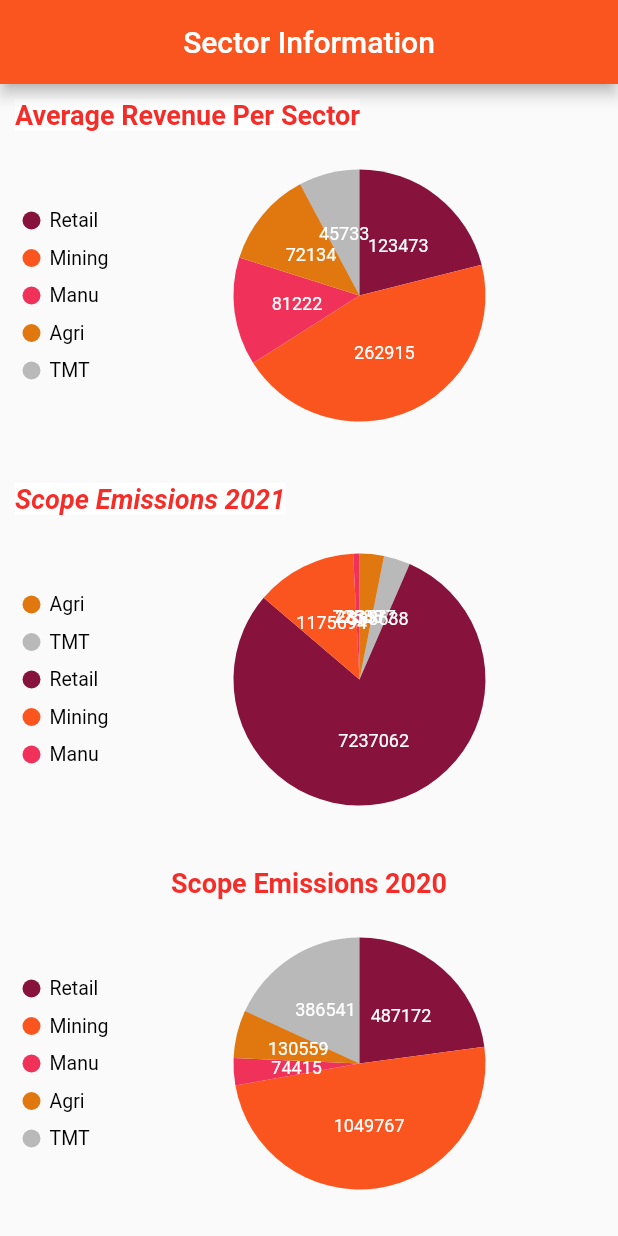
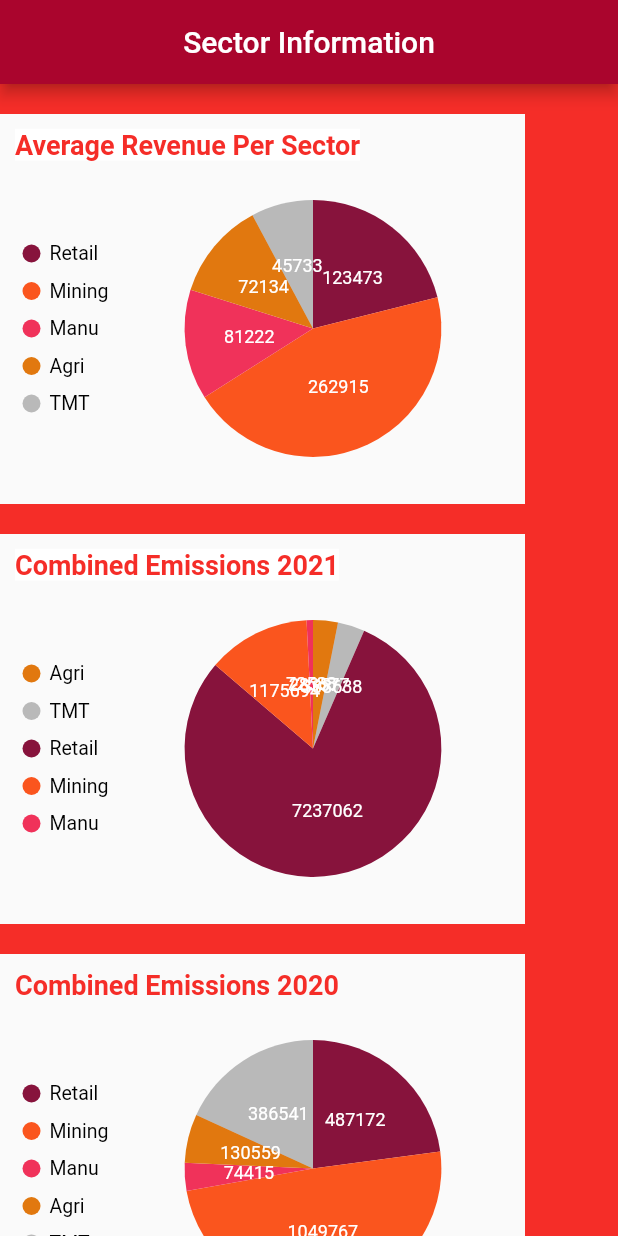
Before and after one commit to Nsuku0/absa_ecg_dashboard, a Flutter app: the PieHome screen opened directly, on a phone screen of 412 x 824 dp. Run offline on Flutter 3.47's test engine with Material 2 defaults, Android fonts, the phone set to English and light mode, and no system bars; our stand-ins replace charts_flutter, syncfusion_flutter_charts; missing offline and left inert: pretty_gauge; Roboto replaces fonts that are missing (Calibri).

Commit message:
some color/layout changes

```diff
--- a/lib/bar_charts/charts/agri_chart.dart
+++ b/lib/bar_charts/charts/agri_chart.dart
@@ -31,6 +31,7 @@ class AgriChart extends StatelessWidget {
             behaviorPosition: charts.BehaviorPosition.top,
             titleStyleSpec: const charts.TextStyleSpec(
               fontSize: 14,
+              // color: MaterialColor.,
             ),
             titleOutsideJustification:
                 charts.OutsideJustification.middleDrawArea),
--- a/lib/bar_charts/charts/piehome.dart
+++ b/lib/bar_charts/charts/piehome.dart
@@ -6,31 +6,63 @@ import '../../scope2020.dart';
 import '../../scope2021.dart';
 
 class PieHome extends StatelessWidget {
-  const PieHome ({Key? key}): super(key:key);
+  const PieHome({Key? key}) : super(key: key);
 
   @override
   Widget build(BuildContext context) {
     return Scaffold(
+      backgroundColor: bg,
       appBar: AppBar(
         title: const Text("Sector Information"),
-        backgroundColor: headings_orange,
+        backgroundColor: reds[2],
         automaticallyImplyLeading: false,
         centerTitle: true,
-
       ),
-
-      body:
-        Column(
-          children:  [
-            const Expanded(child: Average()),
-            const Expanded(child: Scope2021()),
-            Expanded(child: Scope2020()),
+      body: SingleChildScrollView(
+        child: Column(
+          children: [
+            const SizedBox(
+              height: 20,
+            ),
+            const SizedBox(
+              height: 260,
+              width: 350,
+              child: DecoratedBox(
+                decoration: BoxDecoration(
+                    color: Colors.white,
+                    borderRadius: BorderRadius.all(Radius.circular(10))),
+                child: Average(),
+              ),
+            ),
+            const SizedBox(
+              height: 20,
+            ),
+            const SizedBox(
+              height: 260,
+              width: 350,
+              child: DecoratedBox(
+                decoration: BoxDecoration(
+                    color: Colors.white,
+                    borderRadius: BorderRadius.all(Radius.circular(40))),
+                child: Scope2021(),
+              ),
+            ),
+            const SizedBox(
+              height: 20,
+            ),
+            SizedBox(
+              height: 260,
+              width: 350,
+              child: DecoratedBox(
+                decoration: const BoxDecoration(
+                    color: Colors.white,
+                    borderRadius: BorderRadius.all(Radius.circular(10))),
+                child: Scope2020(),
+              ),
+            ),
           ],
         ),
-
-
-
-
+      ),
     );
   }
 }
--- a/lib/constants/constants.dart
+++ b/lib/constants/constants.dart
@@ -2,10 +2,10 @@ import 'package:flutter/material.dart';
 
 const bg = Color.fromRGBO(245, 45, 40, 1); //agile
 const panels = Colors.white;
-const headings_orange = Color.fromRGBO(250, 85, 30, 1); //prepared
+Color headings_orange = Color.fromRGBO(250, 85, 30, 1); //prepared
 const text_col = Colors.black;
 const lightText = Colors.black26;
-
+const main_bg = Color.fromRGBO(200, 0, 50, 1);
 List<Color> pinks = [
   const Color.fromRGBO(135, 19, 60, 1),
   const Color.fromRGBO(175, 20, 75, 1),
@@ -25,5 +25,17 @@ List<Color> barchart = [
   const Color.fromRGBO(100, 0, 50, 1),
   const Color.fromRGBO(80, 10, 40, 1)
 ];
+const Color green = Color.fromRGBO(114, 163, 9, 1);
+const appPadding = 15.0;
 
-const appPadding = 15.0;
+Map<int, Color> barChartCols = {
+  800: Color.fromRGBO(250, 85, 30, .9),
+  900: Color.fromRGBO(250, 85, 30, 1),
+};
+
+List<Color> reds = [
+  const Color.fromRGBO(220, 0, 50, 1), //passion
+  const Color.fromRGBO(190, 0, 40, 1), //warmth
+  const Color.fromRGBO(170, 5, 45, 1), //human
+  const Color.fromRGBO(150, 5, 40, 1), //grounded
+];
--- a/lib/scope2020.dart
+++ b/lib/scope2020.dart
@@ -4,53 +4,51 @@ import 'package:flutter/material.dart';
 import 'package:syncfusion_flutter_charts/charts.dart';
 import 'constants/constants.dart';
 
-
-class Scope2020 extends StatelessWidget{
-
-   Scope2020 ({Key? key}) : super(key: key);
+class Scope2020 extends StatelessWidget {
+  Scope2020({Key? key}) : super(key: key);
 
   final List<RevDat> chartData = [
-    RevDat("Retail", 487172,pinks[0]),
-    RevDat("Mining", 1049767,headings_orange),
+    RevDat("Retail", 487172, pinks[0]),
+    RevDat("Mining", 1049767, headings_orange),
     RevDat("Manu", 74415, pinks[2]),
-    RevDat("Agri", 130559,oranges[0]),
+    RevDat("Agri", 130559, oranges[0]),
     RevDat("TMT", 386541, lightText),
   ];
 
   @override
-  Widget build(BuildContext context){
+  Widget build(BuildContext context) {
     return SafeArea(
         child: Scaffold(
             body: SfCircularChart(
-                title:
-                ChartTitle(text:"Scope Emissions 2020" ,//returns titlte on piechart
-
+                title: ChartTitle(
+                  text: "Combined Emissions 2020", //returns titlte on piechart
+                  alignment: ChartAlignment.near,
                   textStyle: TextStyle(
                     color: oranges[2], //colour of title
-                    fontFamily: 'Calibri',    // Sets title font
+                    fontFamily: 'Calibri', // Sets title font
                     fontStyle: FontStyle.normal,
                     fontWeight: FontWeight.bold, //Make Title bold
-                    fontSize: 18,), // Size of title),  //returns titlte on piechart
+                    fontSize: 18,
+                  ), // Size of title),  //returns titlte on piechart
                 ),
-                legend:
-                Legend(
+                legend: Legend(
                     position: LegendPosition.left, // positioning of key
                     isVisible: true,
                     isResponsive: false,
-                    overflowMode: LegendItemOverflowMode.wrap),  //returns key/legend on piechart
+                    overflowMode: LegendItemOverflowMode
+                        .wrap), //returns key/legend on piechart
                 series: <CircularSeries>[
-                  PieSeries<RevDat, String>(
-                      dataSource: chartData,
-                      xValueMapper: (RevDat chartData,_) => chartData.sector,
-                      yValueMapper: (RevDat chartData,_) => chartData.emission,
-                      pointColorMapper:(RevDat chartData,  _) => chartData.color,
-                      dataLabelSettings: const DataLabelSettings(isVisible: true))
-                ])));         // returns chart in usable area
+          PieSeries<RevDat, String>(
+              dataSource: chartData,
+              xValueMapper: (RevDat chartData, _) => chartData.sector,
+              yValueMapper: (RevDat chartData, _) => chartData.emission,
+              pointColorMapper: (RevDat chartData, _) => chartData.color,
+              dataLabelSettings: const DataLabelSettings(isVisible: true))
+        ]))); // returns chart in usable area
   }
-
 }
 
-class RevDat{
+class RevDat {
   RevDat(this.sector, this.emission, this.color);
   final String sector;
   final double emission;
--- a/lib/scope2021.dart
+++ b/lib/scope2021.dart
@@ -1,33 +1,29 @@
-
 import 'package:flutter/material.dart';
 import 'package:syncfusion_flutter_charts/charts.dart';
 import 'constants/constants.dart';
 
-
-class Scope2021 extends StatefulWidget{
-
+class Scope2021 extends StatefulWidget {
   const Scope2021({Key? key}) : super(key: key);
   @override
   State createState() => App();
 }
+
 class App extends State<Scope2021> {
-  late List<RevDat> _chartData;  // initializes chart data field
+  late List<RevDat> _chartData; // initializes chart data field
 
   @override
-  void initState(){
+  void initState() {
     _chartData = getSectorInfo();
     super.initState();
   }
 
-
-
   @override
-  Widget build(BuildContext context){
+  Widget build(BuildContext context) {
     return SafeArea(
         child: Scaffold(
             body: SfCircularChart(
                 title: ChartTitle(
-                  text:'Scope Emissions 2021',  //returns titlte on piechart
+                  text: 'Combined Emissions 2021', //returns titlte on piechart
                   backgroundColor: Colors.white,
                   borderColor: Colors.white,
                   borderWidth: 2,
@@ -35,44 +31,45 @@ class App extends State<Scope2021> {
                   alignment: ChartAlignment.near,
                   textStyle: TextStyle(
                     color: oranges[2], //colour of title
-                    fontFamily: '',    // Sets title font
-                    fontStyle: FontStyle.italic,
+                    fontFamily: '', // Sets title font
                     fontWeight: FontWeight.bold, //Make Title bold
-                    fontSize: 18,), // Size of title
+                    fontSize: 18,
+                  ), // Size of title
                 ),
-                legend:
-                Legend(
+                legend: Legend(
                     position: LegendPosition.left, // positioning of key
                     isVisible: true,
-                    isResponsive: false,  // makes key interactive
-                    overflowMode: LegendItemOverflowMode.wrap), //returns key/legend on piechart
+                    isResponsive: false, // makes key interactive
+                    overflowMode: LegendItemOverflowMode
+                        .wrap), //returns key/legend on piechart
                 series: <CircularSeries>[
-                  PieSeries<RevDat, String>(
-                    dataLabelSettings: const DataLabelSettings(isVisible: true), ///labels sector on chart
-                    dataSource: _chartData,
-                    xValueMapper: (RevDat data,_) => data.sector,
-                    yValueMapper: (RevDat data,_) => data.emission,
-                    pointColorMapper:(RevDat chartData,  _) => chartData.color,
-                  )])));        // returns chart in usable area
+          PieSeries<RevDat, String>(
+            dataLabelSettings: const DataLabelSettings(isVisible: true),
+
+            ///labels sector on chart
+            dataSource: _chartData,
+            xValueMapper: (RevDat data, _) => data.sector,
+            yValueMapper: (RevDat data, _) => data.emission,
+            pointColorMapper: (RevDat chartData, _) => chartData.color,
+          )
+        ]))); // returns chart in usable area
   }
 
   //}
 
-  List<RevDat> getSectorInfo(){
+  List<RevDat> getSectorInfo() {
     final List<RevDat> chartData = [
-      RevDat("Agri", 283577,oranges[0]),
-      RevDat("TMT",308638, lightText),
-      RevDat("Retail",7237062, pinks[0]) ,
-      RevDat("Mining",1175694, headings_orange),
-      RevDat("Manu",72588 , pinks[2]),
-
+      RevDat("Agri", 283577, oranges[0]),
+      RevDat("TMT", 308638, lightText),
+      RevDat("Retail", 7237062, pinks[0]),
+      RevDat("Mining", 1175694, headings_orange),
+      RevDat("Manu", 72588, pinks[2]),
     ];
     return chartData;
-
   }
 }
 
-class RevDat{
+class RevDat {
   RevDat(this.sector, this.emission, this.color);
   final String sector;
   final double emission;
```
Also changed, not shown: lib/bar_charts/charts/barhome.dart (+67 -32 lines), lib/companyinfo.dart (+66 -49 lines), lib/dashboard.dart (+3 -5 lines), lib/main.dart (+13 -5 lines), assets/icons/anglo.jpg (added), assets/icons/exxaro.png (added), assets/icons/fnb.png (added), assets/icons/implats.png (added), assets/icons/nedbank.jpg (added).
